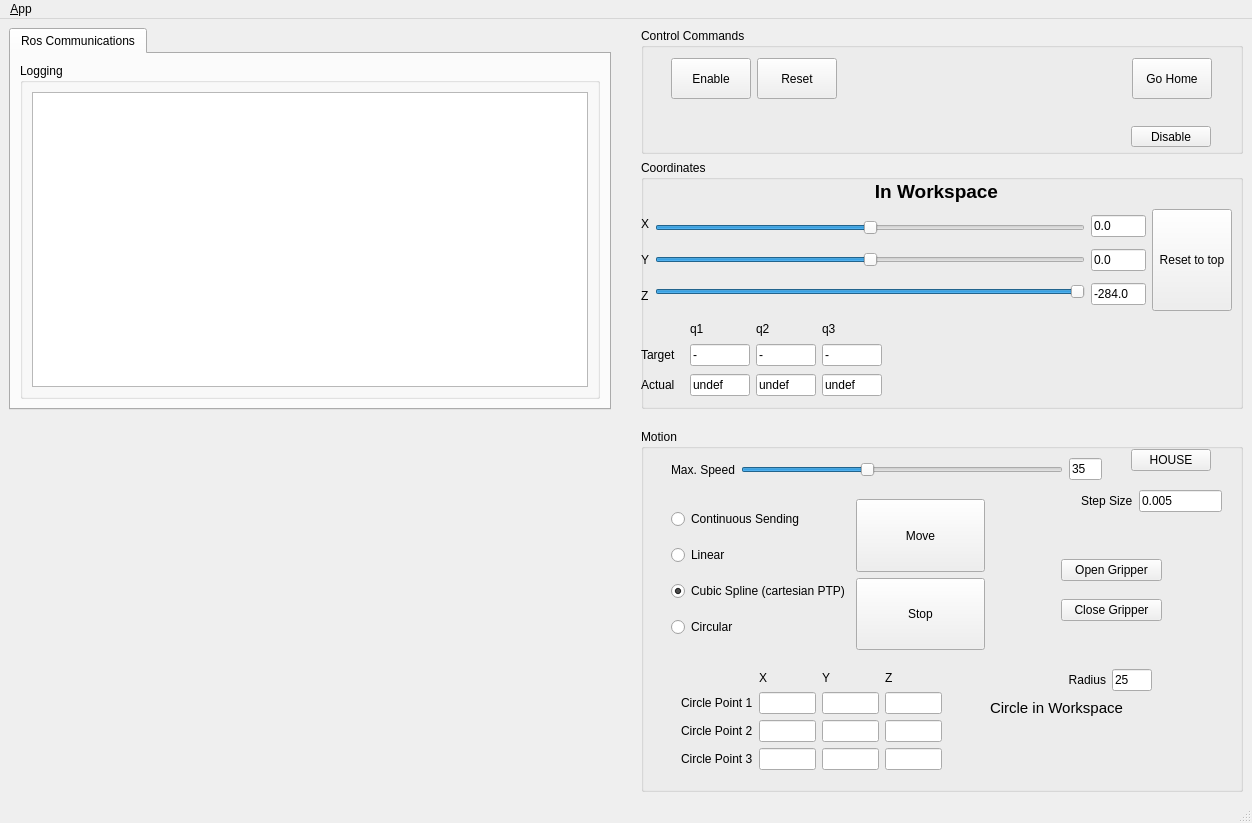
Qt form delta_qtgui/ui/main_window.ui (MarvinStuede/delta) before a commit.
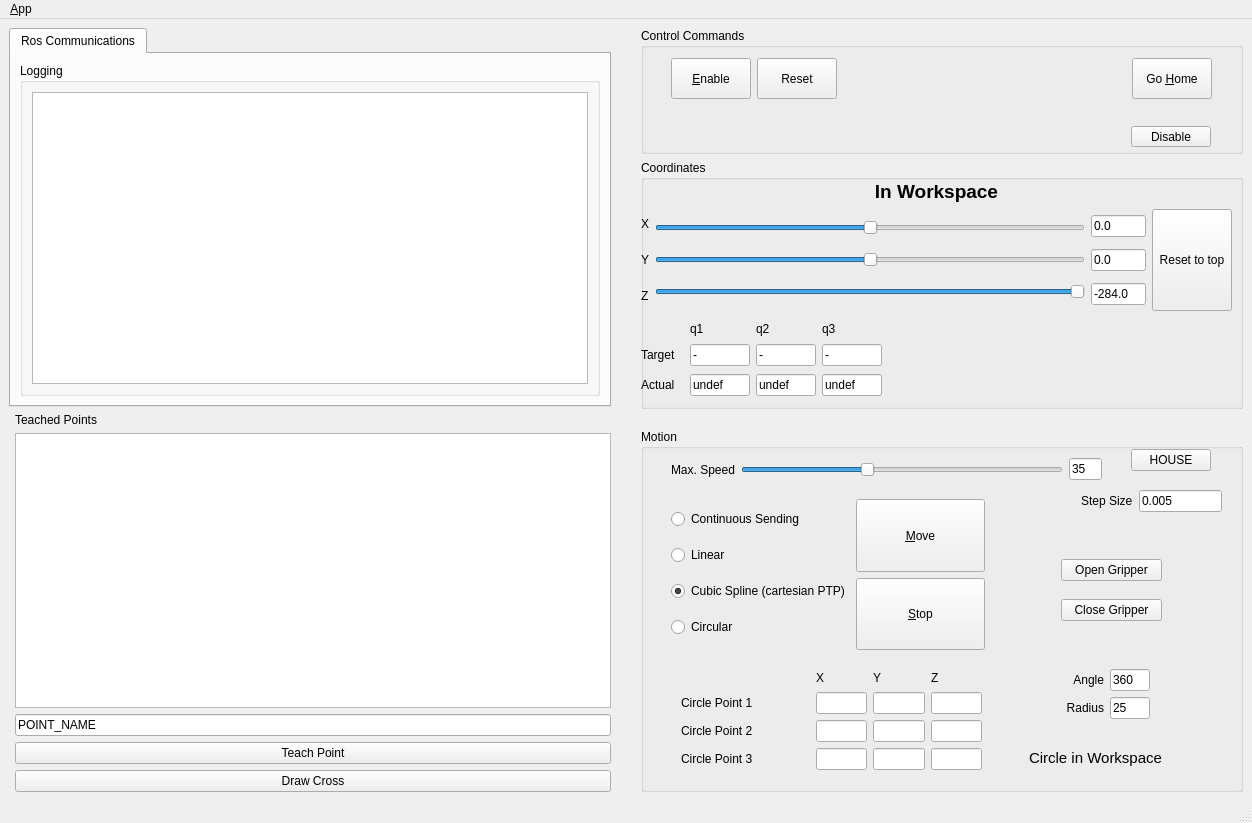
The same form after that commit. Icons and pictures are not drawn.

The edit to the form file:
```diff
--- a/delta_qtgui/ui/main_window.ui
+++ b/delta_qtgui/ui/main_window.ui
@@ -87,17 +87,43 @@
       <item>
        <layout class="QHBoxLayout" name="horizontalLayout_13">
         <item>
-         <spacer name="verticalSpacer_2">
-          <property name="orientation">
-           <enum>Qt::Vertical</enum>
-          </property>
-          <property name="sizeHint" stdset="0">
-           <size>
-            <width>20</width>
-            <height>40</height>
-           </size>
-          </property>
-         </spacer>
+         <layout class="QFormLayout" name="formLayout">
+          <item row="0" column="1">
+           <widget class="QLabel" name="labeld_teachedpoints">
+            <property name="text">
+             <string>Teached Points</string>
+            </property>
+           </widget>
+          </item>
+          <item row="1" column="1">
+           <widget class="QListWidget" name="listPoses"/>
+          </item>
+          <item row="2" column="1">
+           <layout class="QVBoxLayout" name="verticalLayout_5">
+            <item>
+             <widget class="QLineEdit" name="led_pointName">
+              <property name="text">
+               <string>POINT_NAME</string>
+              </property>
+             </widget>
+            </item>
+            <item>
+             <widget class="QPushButton" name="button_teachPoint">
+              <property name="text">
+               <string>Teach Point</string>
+              </property>
+             </widget>
+            </item>
+           </layout>
+          </item>
+          <item row="3" column="1">
+           <widget class="QPushButton" name="button_drawCross">
+            <property name="text">
+             <string>Draw Cross</string>
+            </property>
+           </widget>
+          </item>
+         </layout>
         </item>
        </layout>
       </item>
@@ -157,7 +183,7 @@
              </sizepolicy>
             </property>
             <property name="text">
-             <string>Enable</string>
+             <string>&amp;Enable</string>
             </property>
            </widget>
           </item>
@@ -196,7 +222,7 @@
              </sizepolicy>
             </property>
             <property name="text">
-             <string>Go Home</string>
+             <string>Go &amp;Home</string>
             </property>
             <property name="autoDefault">
              <bool>false</bool>
@@ -916,8 +942,13 @@
                 <verstretch>0</verstretch>
                </sizepolicy>
               </property>
+              <property name="font">
+               <font>
+                <underline>false</underline>
+               </font>
+              </property>
               <property name="text">
-               <string>Move</string>
+               <string>&amp;Move</string>
               </property>
              </widget>
             </item>
@@ -930,7 +961,7 @@
                </sizepolicy>
               </property>
               <property name="text">
-               <string>Stop</string>
+               <string>&amp;Stop</string>
               </property>
              </widget>
             </item>
@@ -1010,13 +1041,25 @@
           <rect>
            <x>40</x>
            <y>240</y>
-           <width>261</width>
+           <width>301</width>
            <height>101</height>
           </rect>
          </property>
          <layout class="QGridLayout" name="gridLayout_2">
           <item row="1" column="0">
            <widget class="QLabel" name="label_8">
+            <property name="sizePolicy">
+             <sizepolicy hsizetype="Fixed" vsizetype="Preferred">
+              <horstretch>0</horstretch>
+              <verstretch>0</verstretch>
+             </sizepolicy>
+            </property>
+            <property name="minimumSize">
+             <size>
+              <width>129</width>
+              <height>0</height>
+             </size>
+            </property>
             <property name="text">
              <string>Circle Point 1</string>
             </property>
@@ -1031,6 +1074,12 @@
           </item>
           <item row="3" column="0">
            <widget class="QLabel" name="label_10">
+            <property name="sizePolicy">
+             <sizepolicy hsizetype="Minimum" vsizetype="Preferred">
+              <horstretch>0</horstretch>
+              <verstretch>0</verstretch>
+             </sizepolicy>
+            </property>
             <property name="text">
              <string>Circle Point 3</string>
             </property>
@@ -1038,6 +1087,12 @@
           </item>
           <item row="2" column="0">
            <widget class="QLabel" name="label_9">
+            <property name="sizePolicy">
+             <sizepolicy hsizetype="Minimum" vsizetype="Preferred">
+              <horstretch>0</horstretch>
+              <verstretch>0</verstretch>
+             </sizepolicy>
+            </property>
             <property name="text">
              <string>Circle Point 2</string>
             </property>
@@ -1098,72 +1153,109 @@
           </item>
          </layout>
         </widget>
-        <widget class="QWidget" name="layoutWidget">
+        <widget class="QLabel" name="label_workspace_circle">
          <property name="geometry">
           <rect>
-           <x>320</x>
+           <x>360</x>
+           <y>320</y>
+           <width>189</width>
+           <height>18</height>
+          </rect>
+         </property>
+         <property name="font">
+          <font>
+           <pointsize>11</pointsize>
+           <weight>50</weight>
+           <italic>false</italic>
+           <bold>false</bold>
+           <underline>false</underline>
+           <strikeout>false</strikeout>
+          </font>
+         </property>
+         <property name="text">
+          <string>Circle in Workspace</string>
+         </property>
+         <property name="alignment">
+          <set>Qt::AlignCenter</set>
+         </property>
+        </widget>
+        <widget class="QWidget" name="">
+         <property name="geometry">
+          <rect>
+           <x>398</x>
            <y>240</y>
-           <width>191</width>
-           <height>50</height>
+           <width>111</width>
+           <height>52</height>
           </rect>
          </property>
-         <layout class="QVBoxLayout" name="verticalLayout">
-          <item>
-           <layout class="QHBoxLayout" name="horizontalLayout_2">
-            <item>
-             <widget class="QLabel" name="label_14">
-              <property name="sizePolicy">
-               <sizepolicy hsizetype="Expanding" vsizetype="Preferred">
-                <horstretch>0</horstretch>
-                <verstretch>0</verstretch>
-               </sizepolicy>
-              </property>
-              <property name="text">
-               <string>Radius</string>
-              </property>
-              <property name="alignment">
-               <set>Qt::AlignRight|Qt::AlignTrailing|Qt::AlignVCenter</set>
-              </property>
-             </widget>
-            </item>
-            <item>
-             <widget class="QLineEdit" name="led_radius">
-              <property name="sizePolicy">
-               <sizepolicy hsizetype="Fixed" vsizetype="Fixed">
-                <horstretch>0</horstretch>
-                <verstretch>0</verstretch>
-               </sizepolicy>
-              </property>
-              <property name="maximumSize">
-               <size>
-                <width>40</width>
-                <height>16777215</height>
-               </size>
-              </property>
-              <property name="text">
-               <string>25</string>
-              </property>
-             </widget>
-            </item>
-           </layout>
+         <layout class="QGridLayout" name="gridLayout_4">
+          <item row="0" column="0">
+           <widget class="QLabel" name="label_15">
+            <property name="sizePolicy">
+             <sizepolicy hsizetype="Expanding" vsizetype="Preferred">
+              <horstretch>0</horstretch>
+              <verstretch>0</verstretch>
+             </sizepolicy>
+            </property>
+            <property name="text">
+             <string>Angle</string>
+            </property>
+            <property name="alignment">
+             <set>Qt::AlignRight|Qt::AlignTrailing|Qt::AlignVCenter</set>
+            </property>
+           </widget>
           </item>
-          <item>
-           <widget class="QLabel" name="label_workspace_circle">
-            <property name="font">
-             <font>
-              <pointsize>11</pointsize>
-              <weight>50</weight>
-              <italic>false</italic>
-              <bold>false</bold>
-              <underline>false</underline>
-              <strikeout>false</strikeout>
-             </font>
+          <item row="0" column="1">
+           <widget class="QLineEdit" name="led_angle">
+            <property name="sizePolicy">
+             <sizepolicy hsizetype="Fixed" vsizetype="Fixed">
+              <horstretch>0</horstretch>
+              <verstretch>0</verstretch>
+             </sizepolicy>
             </property>
+            <property name="maximumSize">
+             <size>
+              <width>40</width>
+              <height>16777215</height>
+             </size>
+            </property>
             <property name="text">
-             <string>Circle in Workspace</string>
+             <string>360</string>
             </property>
+           </widget>
+          </item>
+          <item row="1" column="0">
+           <widget class="QLabel" name="label_14">
+            <property name="sizePolicy">
+             <sizepolicy hsizetype="Expanding" vsizetype="Preferred">
+              <horstretch>0</horstretch>
+              <verstretch>0</verstretch>
+             </sizepolicy>
+            </property>
+            <property name="text">
+             <string>Radius</string>
+            </property>
             <property name="alignment">
-             <set>Qt::AlignCenter</set>
+             <set>Qt::AlignRight|Qt::AlignTrailing|Qt::AlignVCenter</set>
+            </property>
+           </widget>
+          </item>
+          <item row="1" column="1">
+           <widget class="QLineEdit" name="led_radius">
+            <property name="sizePolicy">
+             <sizepolicy hsizetype="Fixed" vsizetype="Fixed">
+              <horstretch>0</horstretch>
+              <verstretch>0</verstretch>
+             </sizepolicy>
+            </property>
+            <property name="maximumSize">
+             <size>
+              <width>40</width>
+              <height>16777215</height>
+             </size>
+            </property>
+            <property name="text">
+             <string>25</string>
             </property>
            </widget>
           </item>
```
